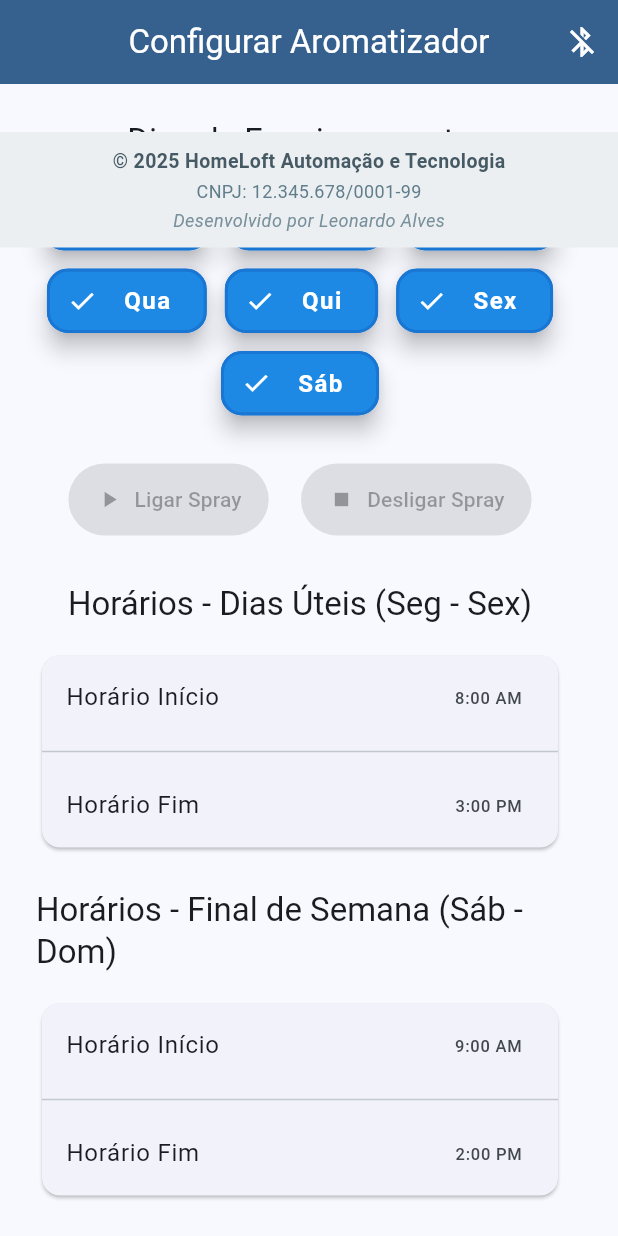
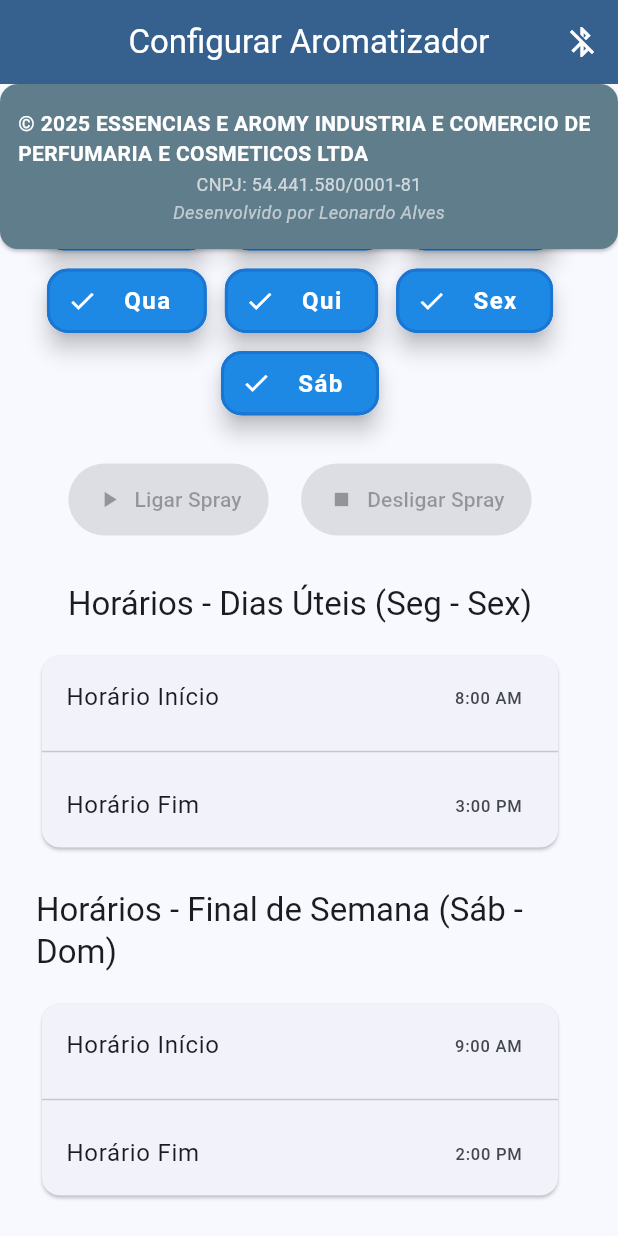
Before and after one commit to Leozinnh/aromatizador-finalizado, a Flutter app: the screen it shows after launch, on a phone screen of 412 x 824 dp. Run offline on Flutter 3.47's test engine with Material 3 defaults, Android fonts, the phone set to English and light mode, and no system bars; our stand-ins replace flutter_blue_plus, location, permission_handler.

Commit message:
Update footer copyright information and styling

```diff
--- a/lib/main.dart
+++ b/lib/main.dart
@@ -647,30 +647,30 @@ class _HomePageState extends State<HomePage> {
                 ),
               ),
             ),
-            // Footer copyright relativo, dentro do fluxo do Column
-            Padding(
-              padding: const EdgeInsets.only(top: 32, bottom: 8),
-              child: Container(
-                width: double.infinity,
-                padding: const EdgeInsets.symmetric(vertical: 10, horizontal: 8),
-                color: Colors.blueGrey.shade50,
+            // Footer copyright como Card, igual aos outros blocos
+            const SizedBox(height: 32),
+            Card(
+              margin: const EdgeInsets.only(bottom: 16),
+              color: Colors.blueGrey,
+              child: Padding(
+                padding: const EdgeInsets.symmetric(vertical: 16, horizontal: 12),
                 child: Column(
                   mainAxisSize: MainAxisSize.min,
                   children: [
                     Text(
-                      '© 2025 HomeLoft Automação e Tecnologia',
+                      '© 2025 ESSENCIAS E AROMY INDUSTRIA E COMERCIO DE PERFUMARIA E COSMETICOS LTDA',
                       style: TextStyle(
-                        fontSize: 13,
-                        color: Colors.blueGrey.shade700,
+                        fontSize: 14,
+                        color: Colors.white,
                         fontWeight: FontWeight.w600,
                       ),
                     ),
                     SizedBox(height: 2),
                     Text(
-                      'CNPJ: 12.345.678/0001-99',
+                      'CNPJ: 54.441.580/0001-81',
                       style: TextStyle(
                         fontSize: 12,
-                        color: Colors.blueGrey.shade500,
+                        color: Colors.white70,
                       ),
                     ),
                     SizedBox(height: 2),
@@ -678,7 +678,7 @@ class _HomePageState extends State<HomePage> {
                       'Desenvolvido por Leonardo Alves',
                       style: TextStyle(
                         fontSize: 12,
-                        color: Colors.blueGrey.shade400,
+                        color: Colors.white60,
                         fontStyle: FontStyle.italic,
                       ),
                     ),
```
